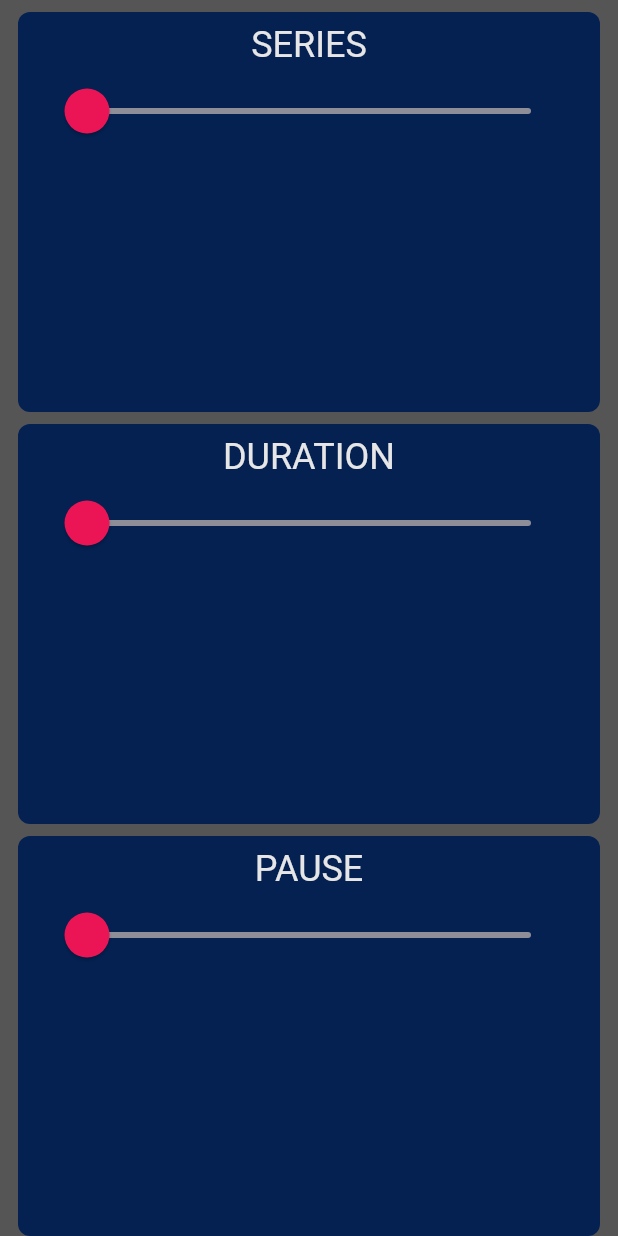
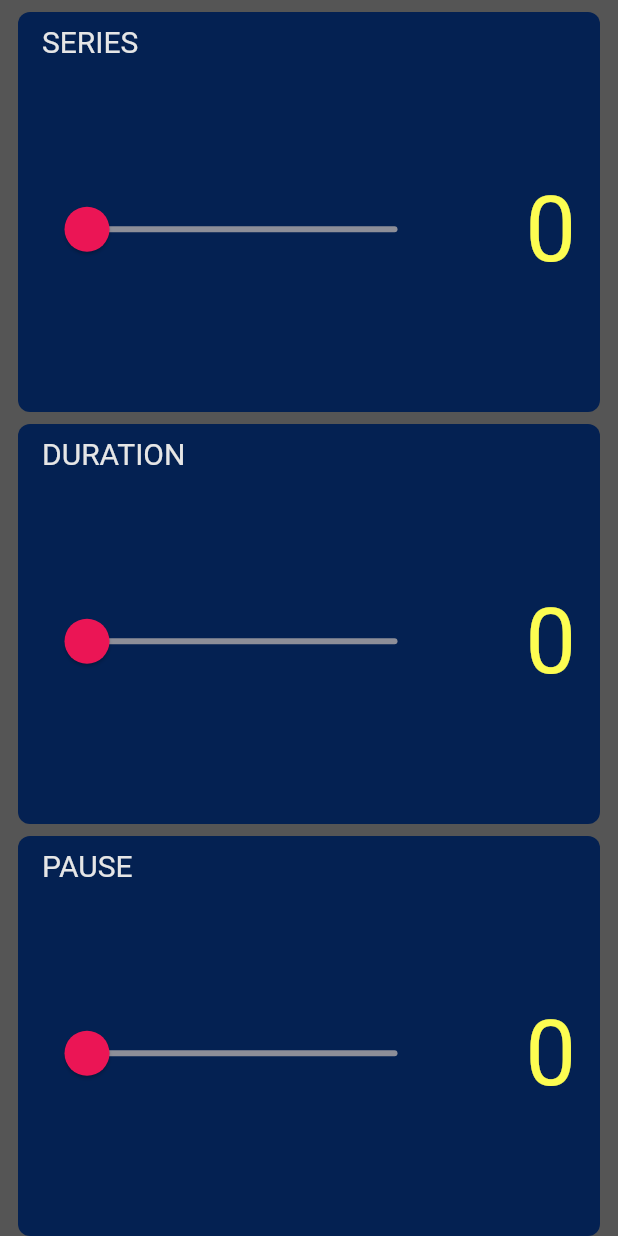
Before and after one commit to draganstojanov/FTimer, a Flutter app: the screen it shows after launch, on a phone screen of 412 x 824 dp. Run offline on Flutter 3.47's test engine with Material 2 defaults, Android fonts, the phone set to English and light mode, and no system bars; drawn by our look-alikes of auto_size_text.

Commit message:
slider and value

```diff
--- a/lib/components/card_widget.dart
+++ b/lib/components/card_widget.dart
@@ -1,4 +1,4 @@
-import 'package:flutter/cupertino.dart';
+import 'package:auto_size_text/auto_size_text.dart';
 import 'package:flutter/material.dart';
 import 'package:ftimer/const/constants.dart';
 import 'package:ftimer/const/styles.dart';
@@ -33,19 +33,27 @@ class _CardWidget extends State<CardWidget> {
           color: kCardBackColor,
         ),
         child: Column(
+          crossAxisAlignment: CrossAxisAlignment.start,
           children: <Widget>[
             Text(
               widget.cardTitle.toUpperCase(),
               style: kCardTitleStyle,
             ),
-            SliderTheme(
+            Expanded(
+              child: Row(
+                children: <Widget>[
+                  Expanded(
+                    flex: 3,
+                    child: SliderTheme(
                       data: SliderTheme.of(context).copyWith(
                         inactiveTrackColor: Color(0xFF8D8E98),
                         activeTrackColor: Colors.white,
                         thumbColor: Color(0xFFEB1555),
                         overlayColor: Color(0x29EB1555),
-                thumbShape: RoundSliderThumbShape(enabledThumbRadius: 15.0),
-                overlayShape: RoundSliderOverlayShape(overlayRadius: 30.0),
+                        thumbShape:
+                            RoundSliderThumbShape(enabledThumbRadius: 15.0),
+                        overlayShape:
+                            RoundSliderOverlayShape(overlayRadius: 30.0),
                       ),
                       child: Slider(
                         value: widget.value,
@@ -58,6 +66,22 @@ class _CardWidget extends State<CardWidget> {
                         },
                       ),
                     ),
+                  ),
+                  Expanded(
+                    flex: 1,
+                    child: Align(
+                      alignment: Alignment.centerRight,
+                      child: AutoSizeText(
+                        widget.value.round().toString(),
+                        style: kCardValueTextStyle,
+                        maxLines: 1,
+                        minFontSize: 30.0,
+                      ),
+                    ),
+                  ),
+                ],
+              ),
+            ),
           ],
         ),
       ),
--- a/lib/const/styles.dart
+++ b/lib/const/styles.dart
@@ -2,6 +2,11 @@ import 'package:flutter/material.dart';
 import 'package:ftimer/const/constants.dart';
 
 const kCardTitleStyle = TextStyle(
-  fontSize: 24.0,
+  fontSize: 20.0,
   color: kCardTitleColor,
 );
+
+const kCardValueTextStyle = TextStyle(
+  fontSize: 60.0,
+  color: kCardValueColor,
+);
```
Also changed, not shown: pubspec.yaml (+1 -57 lines), pubspec.lock. Lines whose indentation alone changed are shown as unchanged.
